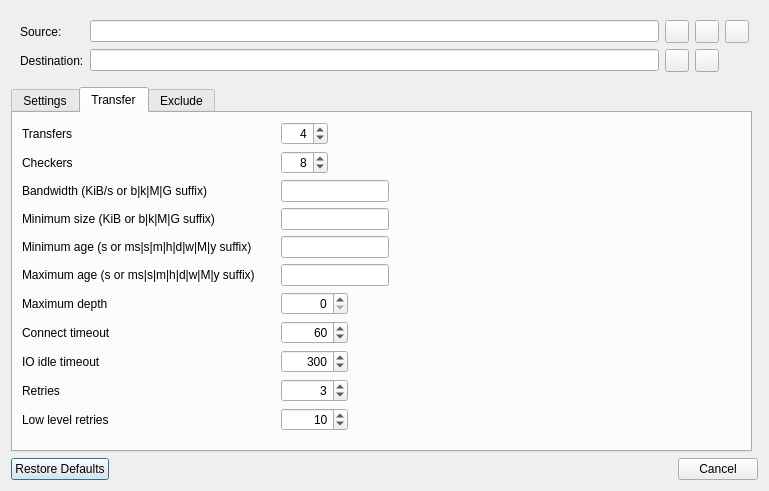
Old version of the form src/transfer_dialog.ui in the repository SysAdminDoc/RcloneBrowserNG.
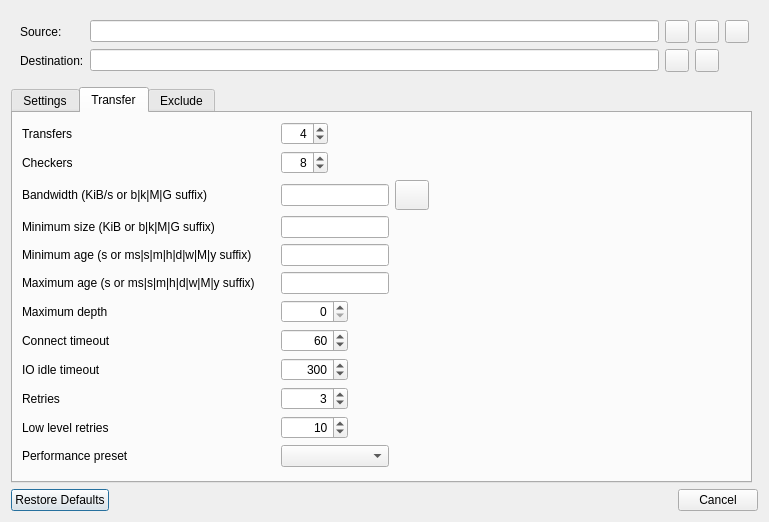
New version of the form. The open tabs and pages were chosen to show the change.

Commit message: fix: make Bisync, bandwidth timetable, presets and Drive trash reachable

What changed in the file:
```diff
--- a/src/transfer_dialog.ui
+++ b/src/transfer_dialog.ui
@@ -597,7 +597,20 @@
          </property>
         </widget>
        </item>
-       <item row="11" column="4">
+       <item row="11" column="0">
+        <widget class="QLabel" name="labelPreset">
+         <property name="text">
+          <string>Performance preset</string>
+         </property>
+         <property name="buddy">
+          <cstring>cbPreset</cstring>
+         </property>
+        </widget>
+       </item>
+       <item row="11" column="2">
+        <widget class="QComboBox" name="cbPreset"/>
+       </item>
+       <item row="12" column="4">
         <spacer name="verticalSpacer_4">
          <property name="orientation">
           <enum>Qt::Vertical</enum>
@@ -703,6 +716,25 @@
          </property>
         </widget>
        </item>
+       <item row="2" column="3">
+        <widget class="QToolButton" name="buttonBandwidthEdit">
+         <property name="minimumSize">
+          <size>
+           <width>32</width>
+           <height>30</height>
+          </size>
+         </property>
+         <property name="maximumSize">
+          <size>
+           <width>34</width>
+           <height>16777215</height>
+          </size>
+         </property>
+         <property name="text">
+          <string/>
+         </property>
+        </widget>
+       </item>
        <item row="2" column="2">
         <widget class="QLineEdit" name="textBandwidth">
          <property name="sizePolicy">
```
Left out of the diff: 17 changed lines with no effect on the pictures. The commit also changes 10 other files.
